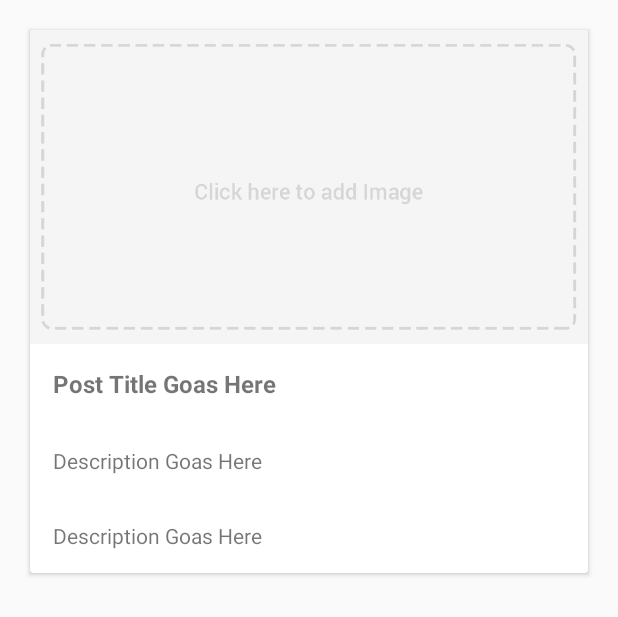
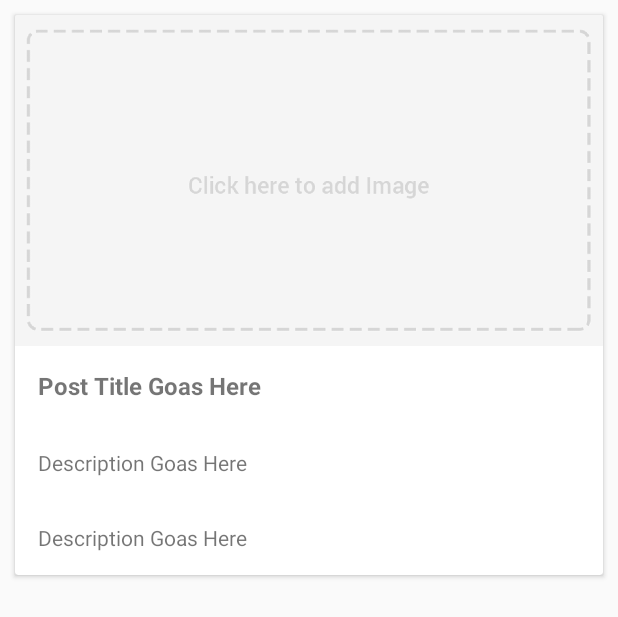
Before and after one commit to sebasval/Table, an Android app: the layout blog_row.xml on its own in the app's theme, with its tools: preview values and no code run, on a phone screen of 412 x 824 dp. Shown: the top 617 px of the screen. Run offline under Robolectric (Android 15) with nearby library versions, the phone set to English and light mode, and no system bars.

Commit message:
RecyclerView Fixed On the top

```diff
--- a/app/src/main/res/layout/blog_row.xml
+++ b/app/src/main/res/layout/blog_row.xml
@@ -3,7 +3,7 @@
     xmlns:android="http://schemas.android.com/apk/res/android"
     android:layout_width="match_parent"
     android:layout_height="wrap_content"
-    android:layout_margin="20dp">
+    android:layout_margin="10dp">
 
     <LinearLayout
         android:layout_width="match_parent"
```
Also changed, not shown: app/src/main/java/tesis/utadeo/table/MainActivity.java (+5 -2 lines).
